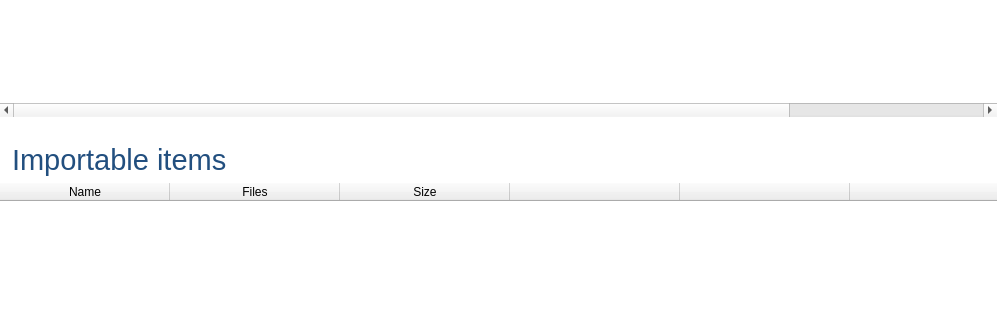
Above: downloads/DownloadsWidget.ui from Komet/MediaElch before the change; both pictures show x 0 to 997 and y 168 to 488 of the 997 by 596 pixel window. Below: the same form after it.
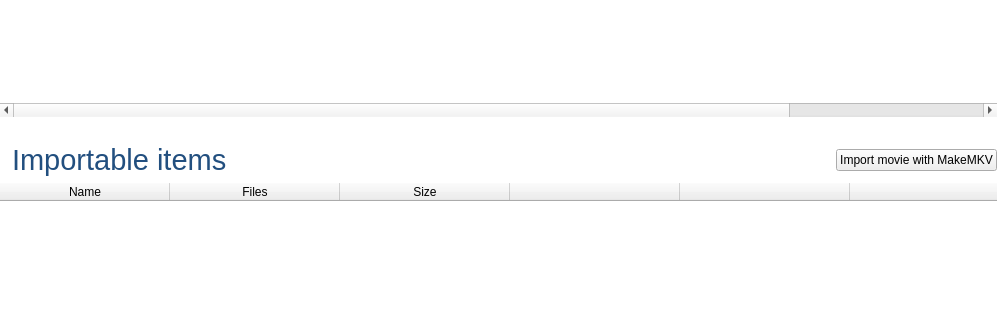
That is the form after the change. Custom widgets are drawn as their Qt base class.

What changed in the file:
```diff
--- a/downloads/DownloadsWidget.ui
+++ b/downloads/DownloadsWidget.ui
@@ -146,6 +146,8 @@
        </spacer>
       </item>
       <item>
+       <layout class="QHBoxLayout" name="horizontalLayout_2">
+        <item>
        <widget class="QLabel" name="labelImportable">
         <property name="font">
          <font>
@@ -166,6 +168,28 @@
        </widget>
       </item>
       <item>
+         <spacer name="horizontalSpacer">
+          <property name="orientation">
+           <enum>Qt::Horizontal</enum>
+          </property>
+          <property name="sizeHint" stdset="0">
+           <size>
+            <width>40</width>
+            <height>20</height>
+           </size>
+          </property>
+         </spacer>
+        </item>
+        <item>
+         <widget class="StyledPushButton" name="btnImportMakeMkv">
+          <property name="text">
+           <string>Import movie with MakeMKV</string>
+          </property>
+         </widget>
+        </item>
+       </layout>
+      </item>
+      <item>
        <widget class="QTableWidget" name="tableImports">
         <property name="frameShape">
          <enum>QFrame::NoFrame</enum>
@@ -234,6 +258,13 @@
    </item>
   </layout>
  </widget>
+ <customwidgets>
+  <customwidget>
+   <class>StyledPushButton</class>
+   <extends>QPushButton</extends>
+   <header>smallWidgets/StyledPushButton.h</header>
+  </customwidget>
+ </customwidgets>
  <resources/>
  <connections/>
 </ui>
```
Lines whose indentation alone changed are shown as unchanged.
